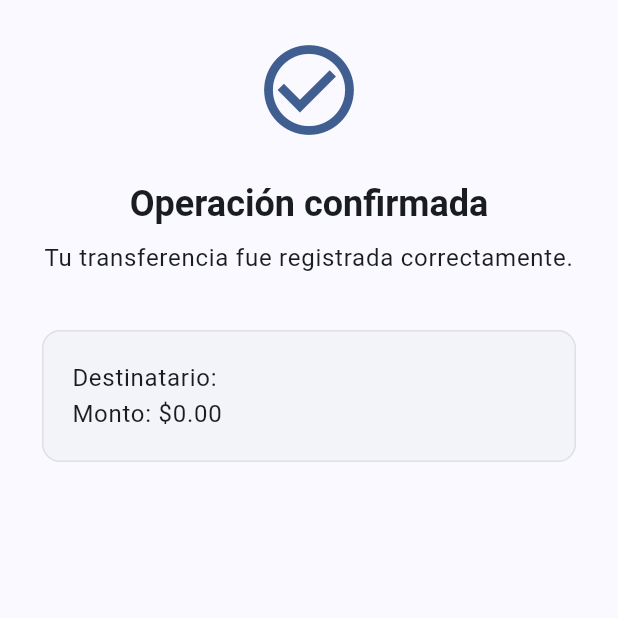
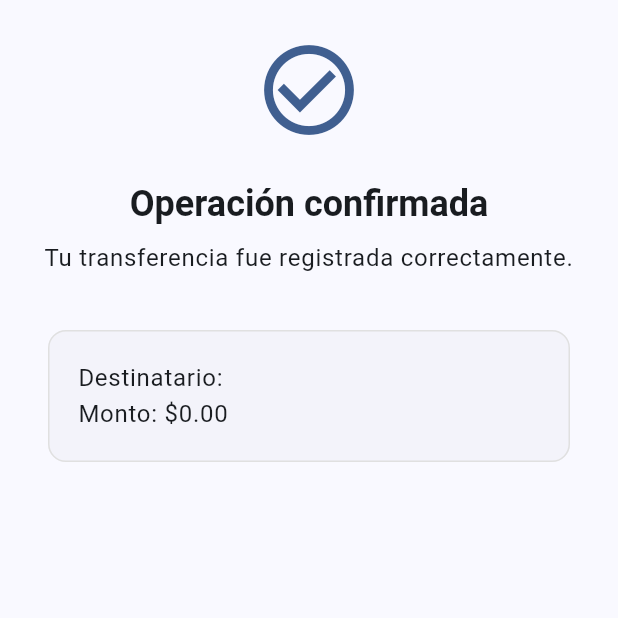
Before and after one commit to rodrigo402/flutter-appium-lab, a Flutter app: the TransferConfirmationScreen screen opened directly with empty values, on a phone screen of 412 x 824 dp, the top half of it. Run offline on Flutter 3.47's test engine with Material 3 defaults, Android fonts, the phone set to English and light mode, and no system bars.

Commit message:
feat: add cross-platform Appium E2E flows
Co-authored-by: Cursor <cursoragent@cursor.com>

```diff
--- a/appium_flutter_demo/lib/core/constants/app_semantics.dart
+++ b/appium_flutter_demo/lib/core/constants/app_semantics.dart
@@ -1,4 +1,4 @@
-/// Stable accessibility labels for Appium UiAutomator2 locators (~label).
+/// Stable accessibility labels for Appium locators (~label).
 abstract final class AppSemantics {
   // Login
   static const loginEmailInput = 'login_email_input';
@@ -9,4 +9,26 @@ abstract final class AppSemantics {
   // Home
   static const homeTitle = 'home_title';
   static const homeItemsButton = 'home_items_button';
+
+  // Items list
+  static const itemsListTitle = 'items_list_title';
+  static const itemCard1 = 'item_card_1';
+  static const itemCard2 = 'item_card_2';
+  static const itemCard3 = 'item_card_3';
+
+  // Item detail
+  static const detailTitle = 'detail_title';
+  static const detailContinueButton = 'detail_continue_button';
+
+  // Transfer form
+  static const formNameInput = 'form_name_input';
+  static const formAmountInput = 'form_amount_input';
+  static const formDescriptionInput = 'form_description_input';
+  static const formSubmitButton = 'form_submit_button';
+  static const formErrorText = 'form_error_text';
+
+  // Transfer confirmation
+  static const confirmationTitle = 'confirmation_title';
+  static const confirmationSummary = 'confirmation_summary';
+  static const confirmationBackHomeButton = 'confirmation_back_home_button';
 }
--- a/appium_flutter_demo/lib/features/transfer/presentation/transfer_confirmation_screen.dart
+++ b/appium_flutter_demo/lib/features/transfer/presentation/transfer_confirmation_screen.dart
@@ -2,6 +2,7 @@ import 'package:flutter/material.dart';
 
 import 'package:appium_flutter_demo/app/router/app_routes.dart';
 import 'package:appium_flutter_demo/core/constants/app_keys.dart';
+import 'package:appium_flutter_demo/core/constants/app_semantics.dart';
 import 'package:appium_flutter_demo/core/constants/app_strings.dart';
 import 'package:appium_flutter_demo/core/widgets/app_button.dart';
 import 'package:appium_flutter_demo/core/widgets/app_scaffold.dart';
@@ -27,12 +28,18 @@ class TransferConfirmationScreen extends StatelessWidget {
             color: theme.colorScheme.primary,
           ),
           const SizedBox(height: 24),
-          Text(
+          Semantics(
+            label: AppSemantics.confirmationTitle,
+            container: true,
+            child: ExcludeSemantics(
+              child: Text(
                 AppStrings.confirmationTitle,
                 key: AppKeys.confirmationTitle,
                 textAlign: TextAlign.center,
                 style: theme.textTheme.headlineSmall?.copyWith(
                   fontWeight: FontWeight.bold,
+                ),
+              ),
             ),
           ),
           const SizedBox(height: 8),
@@ -42,7 +49,14 @@ class TransferConfirmationScreen extends StatelessWidget {
             style: theme.textTheme.bodyLarge,
           ),
           const SizedBox(height: 32),
-          Card(
+          Padding(
+            padding: const EdgeInsets.symmetric(horizontal: 4),
+            child: Semantics(
+              label: AppSemantics.confirmationSummary,
+              value: transfer.summary,
+              container: true,
+              child: ExcludeSemantics(
+                child: Card(
                   child: Padding(
                     padding: const EdgeInsets.all(20),
                     child: Text(
@@ -52,9 +66,13 @@ class TransferConfirmationScreen extends StatelessWidget {
                     ),
                   ),
                 ),
+              ),
+            ),
+          ),
           const Spacer(),
           AppButton(
             buttonKey: AppKeys.confirmationBackHomeButton,
+            semanticsLabel: AppSemantics.confirmationBackHomeButton,
             label: AppStrings.backHomeButton,
             onPressed: () {
               Navigator.pushNamedAndRemoveUntil(
```
Also changed, not shown: appium_flutter_demo/e2e/package.json (+8 -0 lines), appium_flutter_demo/lib/features/auth/presentation/login_screen.dart (+6 -4 lines), appium_flutter_demo/lib/features/items/data/mock_items.dart (+8 -0 lines), appium_flutter_demo/lib/features/items/presentation/item_detail_screen.dart (+13 -5 lines), appium_flutter_demo/lib/features/items/presentation/items_list_screen.dart (+13 -2 lines), appium_flutter_demo/lib/features/transfer/presentation/transfer_form_screen.dart (+15 -4 lines), 9 other files. Lines whose indentation alone changed are shown as unchanged.
